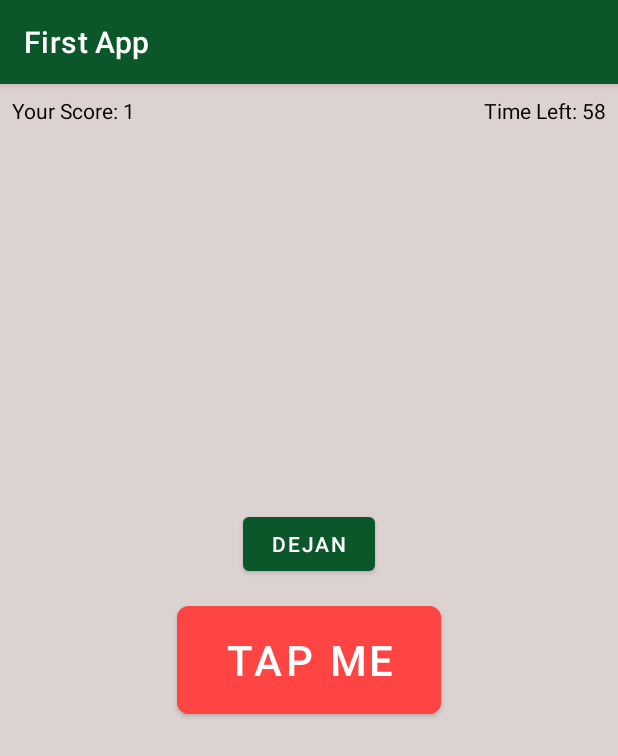
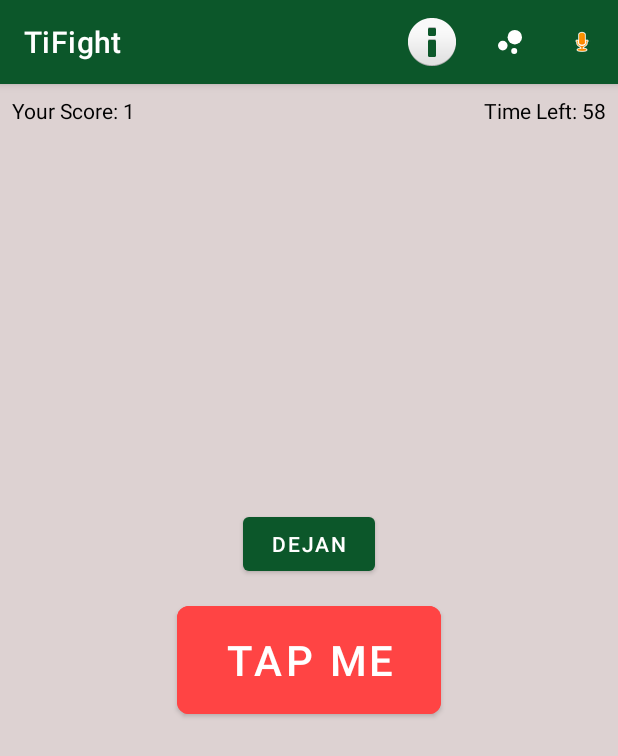
Before and after one commit to work11dejan/FirstApp, an Android app: the screen it shows after launch (MainActivity), after a tap on "TAP ME", on a phone screen of 412 x 824 dp. Shown: the top 756 px of the screen. Run offline under Robolectric (Android 15) with nearby library versions, the phone set to English and light mode, and no system bars.

Commit message:
dodavanje prije Milanovog zadatka

```diff
--- a/app/src/main/java/com/omega/praksa/firstapp/MainActivity.kt
+++ b/app/src/main/java/com/omega/praksa/firstapp/MainActivity.kt
@@ -3,15 +3,15 @@ package com.omega.praksa.firstapp
 import androidx.appcompat.app.AppCompatActivity
 import android.os.Bundle
 import android.os.CountDownTimer
-import android.os.PersistableBundle
 import android.util.Log
+import android.view.Menu
+import android.view.MenuItem
 import android.view.View
 import android.view.animation.AnimationUtils
-import android.widget.AutoCompleteTextView
 import android.widget.Button
 import android.widget.TextView
 import android.widget.Toast
-import com.google.android.material.tabs.TabLayout
+import androidx.appcompat.app.AlertDialog
 
 class MainActivity : AppCompatActivity() {
 
@@ -47,8 +47,7 @@ class MainActivity : AppCompatActivity() {
         timeLeftTextView = findViewById(R.id.timeLeftTextView)
 
         tapMeButton.setOnClickListener { view ->
-            val bounceAnimation = AnimationUtils.loadAnimation(this,R.anim.bounce)
-            view.startAnimation(bounceAnimation)
+            bounce(view)
             incrementScore()
         }
 
@@ -59,6 +58,42 @@ class MainActivity : AppCompatActivity() {
         }else{
             resetGame()
         }
+    }
+
+    override fun onCreateOptionsMenu(menu: Menu?): Boolean {
+        super.onCreateOptionsMenu(menu)
+        menuInflater.inflate(R.menu.menu, menu)
+        return true
+    }
+
+    override fun onOptionsItemSelected(item: MenuItem): Boolean {
+        when (item.itemId) {
+            R.id.actionAbout -> showInfo()
+            R.id.actionBounce -> bounce(tapMeButton)
+            R.id.actionBlink -> blink(tapMeButton)
+        }
+        return true
+    }
+
+    private fun blink(view: View) {
+        val blinkAnimation = AnimationUtils.loadAnimation(this, R.anim.blink)
+        view.startAnimation(blinkAnimation)
+    }
+
+
+    private fun bounce(view: View){
+        val bounceAnimation = AnimationUtils.loadAnimation(this,R.anim.bounce)
+        view.startAnimation(bounceAnimation)
+    }
+
+    private fun showInfo(){
+        val dialogTitle = "Time Fighter"
+        val dialogMessage = "Created by Argos The Beast Owner"
+
+        val builder = AlertDialog.Builder(this)
+        builder.setTitle(dialogTitle)
+        builder.setMessage(dialogMessage)
+        builder.create().show()
     }
         //var konj = findViewById<Button>(R.id.btDejan)
         //konj.text = "Dorat"
@@ -130,8 +165,7 @@ class MainActivity : AppCompatActivity() {
         val newScore = getString(R.string.yourScore, score)
         gameScoreTextView.text = newScore
 
-        val blinkAnimation = AnimationUtils.loadAnimation(this, R.anim.blink)
-        gameScoreTextView.startAnimation(blinkAnimation)
+       blink(gameScoreTextView)
     }
 
 
--- /dev/null
+++ b/app/src/main/res/drawable/ic_baseline_bubble_chart_24.xml
@@ -0,0 +1,16 @@
+<vector xmlns:android="http://schemas.android.com/apk/res/android"
+    android:width="24dp"
+    android:height="24dp"
+    android:viewportWidth="24"
+    android:viewportHeight="24"
+    android:tint="?attr/colorControlNormal">
+  <path
+      android:fillColor="@android:color/white"
+      android:pathData="M7.2,14.4m-3.2,0a3.2,3.2 0,1 1,6.4 0a3.2,3.2 0,1 1,-6.4 0"/>
+  <path
+      android:fillColor="@android:color/white"
+      android:pathData="M14.8,18m-2,0a2,2 0,1 1,4 0a2,2 0,1 1,-4 0"/>
+  <path
+      android:fillColor="@android:color/white"
+      android:pathData="M15.2,8.8m-4.8,0a4.8,4.8 0,1 1,9.6 0a4.8,4.8 0,1 1,-9.6 0"/>
+</vector>
--- /dev/null
+++ b/app/src/main/res/menu/menu.xml
@@ -0,0 +1,20 @@
+<?xml version="1.0" encoding="utf-8"?>
+<menu xmlns:android="http://schemas.android.com/apk/res/android"
+    xmlns:app="http://schemas.android.com/apk/res-auto">
+
+    <item
+        android:id="@+id/actionAbout"
+        android:icon="@android:drawable/ic_dialog_info"
+        android:title="@string/aboutMenu"
+        app:showAsAction="always" />
+    <item
+        android:id="@+id/actionBounce"
+        android:icon="@drawable/ic_baseline_bubble_chart_24"
+        android:title="@string/aboutMenu1"
+        app:showAsAction="always" />
+    <item
+        android:id="@+id/actionBlink"
+        android:icon="@android:drawable/presence_audio_away"
+        android:title="actionBlink"
+        app:showAsAction="always" />
+</menu>
--- a/app/src/main/res/values-night/themes.xml
+++ b/app/src/main/res/values-night/themes.xml
@@ -2,9 +2,9 @@
     <!-- Base application theme. -->
     <style name="Theme.FirstApp" parent="Theme.MaterialComponents.DayNight.DarkActionBar">
         <!-- Primary brand color. -->
-        <item name="colorPrimary">@color/purple_200</item>
-        <item name="colorPrimaryVariant">@color/time_bar</item>
-        <item name="colorOnPrimary">@color/boja_slova</item>
+        <item name="colorPrimary">@android:color/holo_red_dark</item>
+        <item name="colorPrimaryVariant">@android:color/holo_green_dark</item>
+        <item name="colorOnPrimary">@android:color/holo_blue_dark</item>
         <!-- Secondary brand color. -->
         <item name="colorSecondary">@color/teal_200</item>
         <item name="colorSecondaryVariant">@color/teal_200</item>
--- a/app/src/main/res/values/strings.xml
+++ b/app/src/main/res/values/strings.xml
@@ -1,7 +1,11 @@
 <resources>
-    <string name="app_name">First App</string>
+    <string name="app_name">TiFight</string>
     <string name="yourScore">Your Score: %1$d</string>
     <string name="timeLeft">Time Left: %1$d</string>
     <string name="tapME">TAP ME</string>
     <string name="gameOverMessage">Times up! Your score was: %1$d </string>
+    <string name="aboutMenu">About</string>
+    <string name="aboutTitle">Time Fighter</string>
+    <string name="aboutMessage">Created by ArgosTheBeast owener</string>
+    <string name="aboutMenu1">iteam1</string>
 </resources>
--- a/app/src/main/res/values/themes.xml
+++ b/app/src/main/res/values/themes.xml
@@ -3,7 +3,7 @@
     <style name="Theme.FirstApp" parent="Theme.MaterialComponents.DayNight.DarkActionBar">
         <!-- Primary brand color. -->
         <item name="colorPrimary">#0c572A</item>
-        <item name="colorPrimaryVariant">#388E3C</item>
+        <item name="colorPrimaryVariant">#ff00ff</item>
         <item name="colorOnPrimary">@color/white</item>
         <!-- Secondary brand color. -->
         <item name="colorSecondary">@color/teal_200</item>
```
Also changed, not shown: app/src/main/res/drawable/ic_baseline_perm_device_information_24.xml (added, +10 -0 lines), app/src/main/res/drawable/ic_baseline_sports_volleyball_24.xml (added, +25 -0 lines), app/src/main/iconFight-playstore.png (added), app/src/main/iconfi-playstore.png (added).
